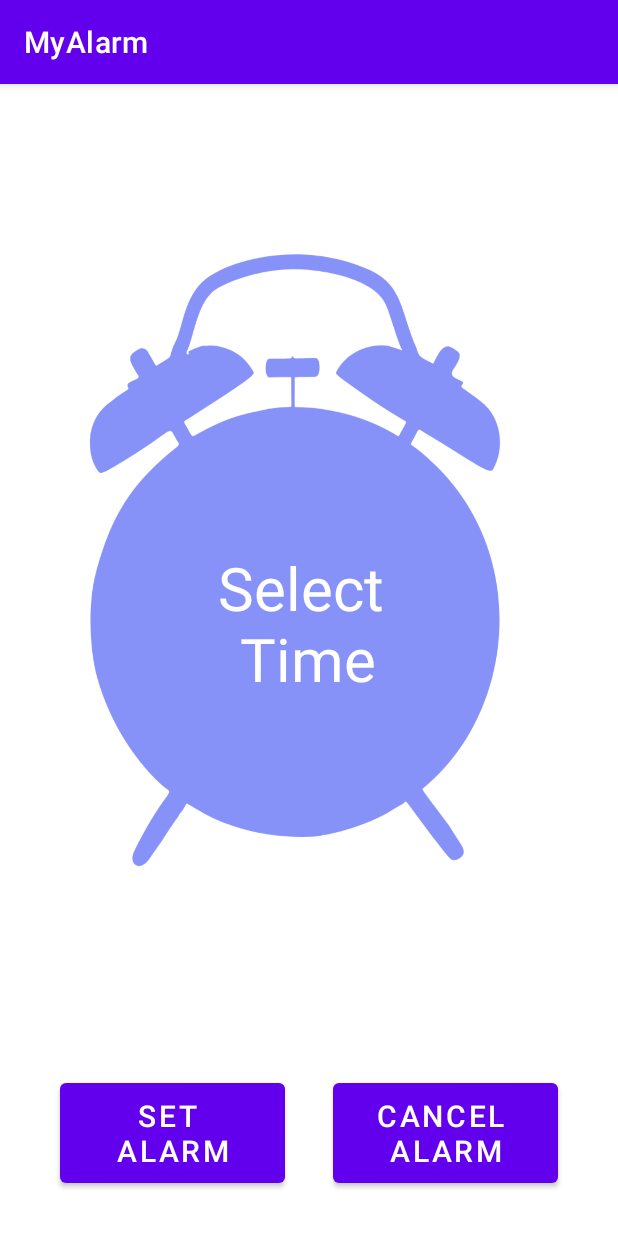
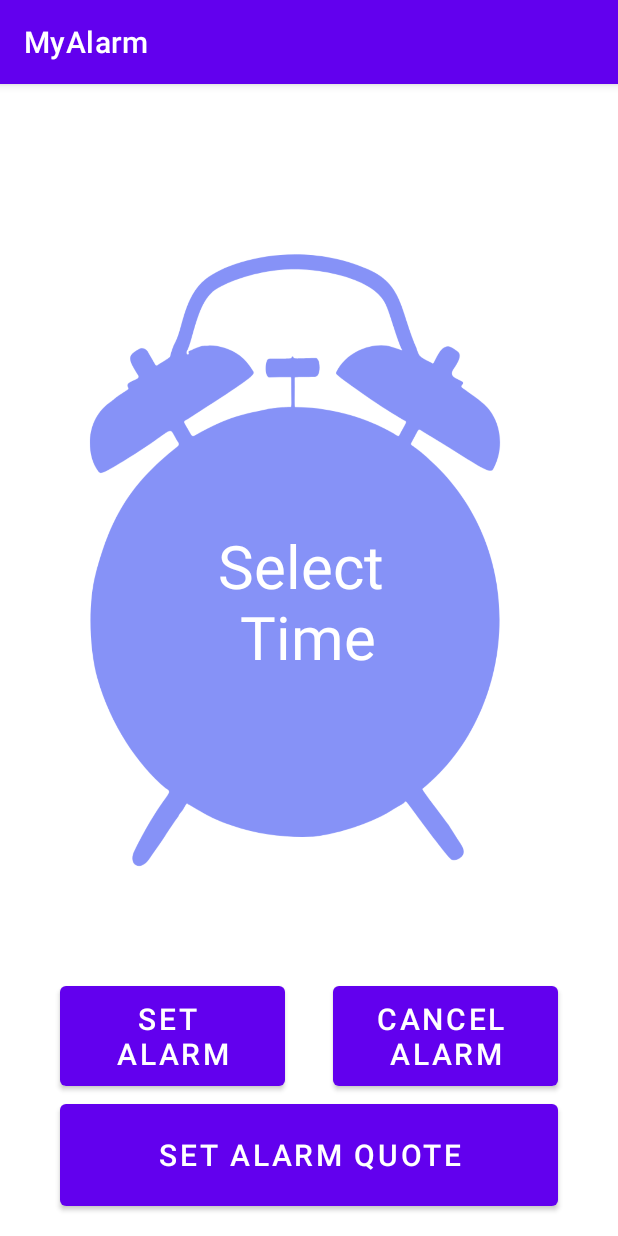
Before and after one commit to varaprasadgoud/alarm_app, an Android app: the screen it shows after launch (MainActivity), on a phone screen of 412 x 824 dp. Run offline under Robolectric (Android 15) with nearby library versions, the phone set to English and light mode, and no system bars.

Commit message:
added set quote button

```diff
--- a/app/src/main/res/layout/activity_main.xml
+++ b/app/src/main/res/layout/activity_main.xml
@@ -1,7 +1,6 @@
 <?xml version="1.0" encoding="utf-8"?>
 <LinearLayout
     xmlns:android="http://schemas.android.com/apk/res/android"
-    xmlns:app="http://schemas.android.com/apk/res-auto"
     xmlns:tools="http://schemas.android.com/tools"
     android:layout_width="match_parent"
     android:layout_height="match_parent"
@@ -30,7 +29,7 @@
             android:textSize="20sp"
             android:padding="8dp"
             android:layout_marginStart="40dp"
-            android:layout_marginTop="250dp"/>
+            android:layout_marginTop="200dp"/>
         <Button
             android:layout_width="150dp"
             android:layout_height="wrap_content"
@@ -39,7 +38,17 @@
             android:textSize="20sp"
             android:padding="8dp"
             android:layout_alignParentEnd="true"
-            android:layout_marginTop="250dp"
+            android:layout_marginTop="200dp"
             android:layout_marginEnd="40dp"/>
     </RelativeLayout>
+
+    <Button
+        android:id="@+id/setQuote"
+        android:layout_width="match_parent"
+        android:layout_height="80dp"
+        android:layout_marginStart="40dp"
+        android:layout_marginEnd="40dp"
+        android:padding="8dp"
+        android:text="Set Alarm Quote"
+        android:textSize="20sp" />
 </LinearLayout>
```
